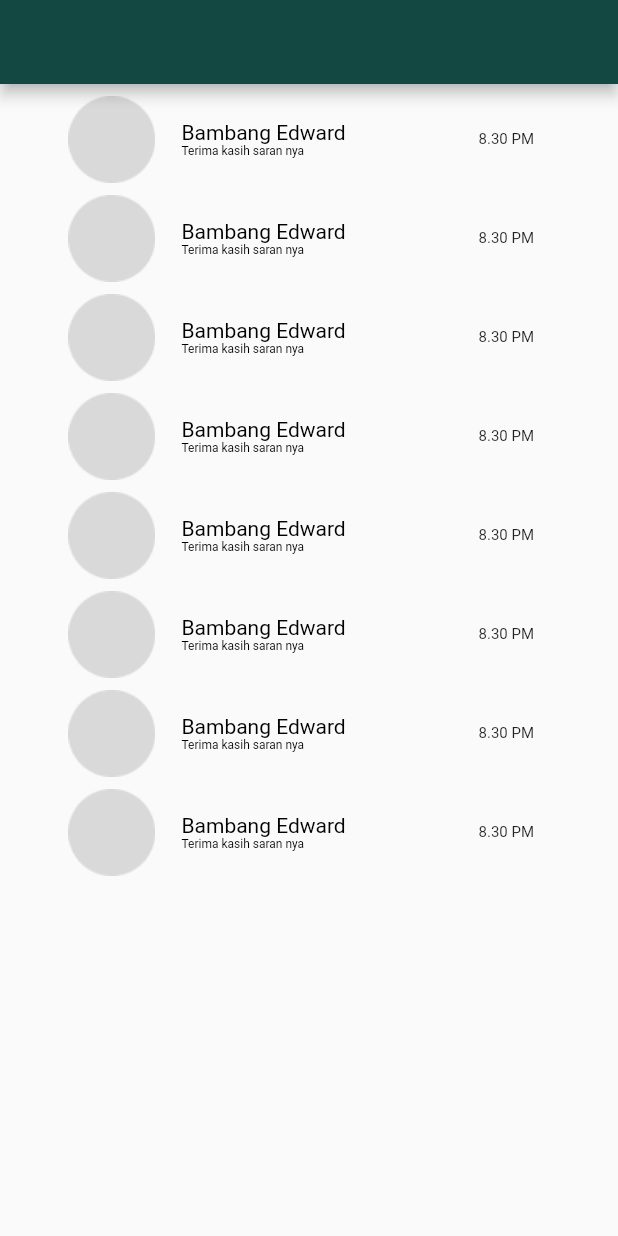
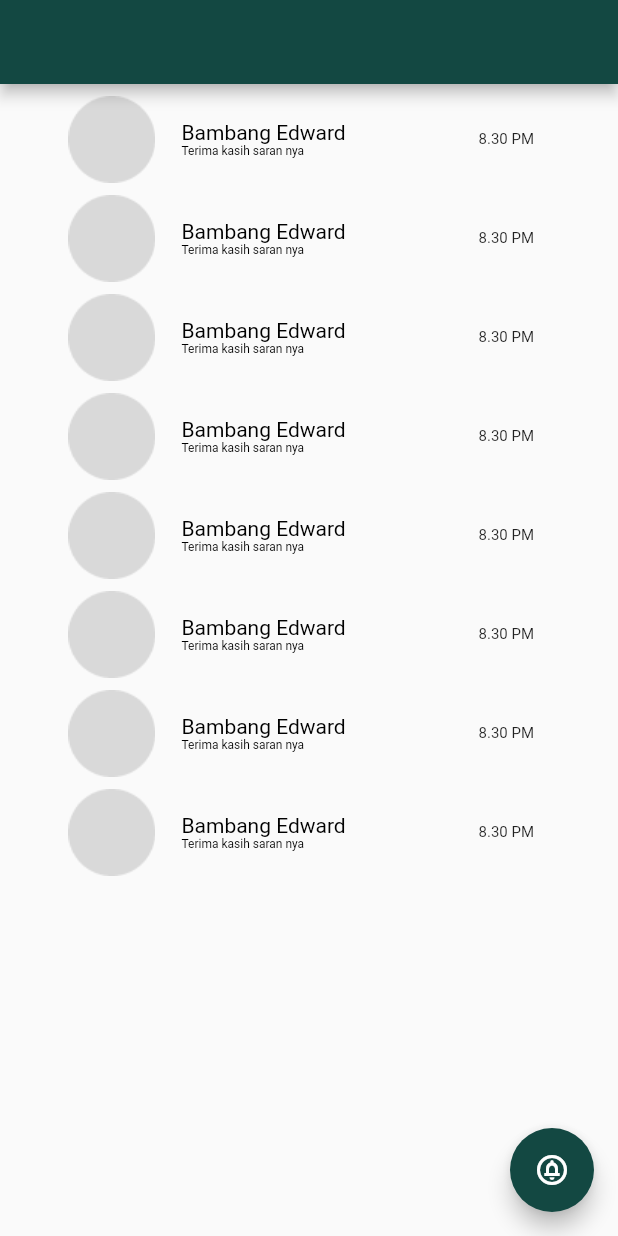
Before and after one commit to dardardardar/getfit, a Flutter app: the ChatconsultantView screen opened directly, on a phone screen of 412 x 824 dp. Run offline on Flutter 3.47's test engine with Material 2 defaults, Android fonts, the phone set to English and light mode, and no system bars; our stand-ins replace cloud_firestore, firebase_auth, firebase_core; missing offline and left inert: dart:ffi; accounts and stored records are empty.

Commit message:
Floating action button di consultation dan chatconsultant

```diff
--- a/lib/main.dart
+++ b/lib/main.dart
@@ -31,7 +31,7 @@
   Widget build(BuildContext context) {
     return MaterialApp(
       navigatorKey: navigatorKey,
-      home: requestView(),
+      home: SplashScreenView(),
     );
   }
 }
--- a/lib/views/chatconsultantView.dart
+++ b/lib/views/chatconsultantView.dart
@@ -15,6 +15,11 @@
   @override
   Widget build(BuildContext context) {
     return Scaffold(
+      floatingActionButton: FloatingActionButton(
+        child: Icon(Icons.circle_notifications_outlined),
+        backgroundColor: LibColors.primary_color,
+        onPressed: () {},
+      ),
       appBar: AppBar(
         title: Text(user.email.toString()),
         backgroundColor: LibColors.primary_color,
--- a/lib/views/consultation.dart
+++ b/lib/views/consultation.dart
@@ -16,6 +16,11 @@
   @override
   Widget build(BuildContext context) {
     return Scaffold(
+      floatingActionButton: FloatingActionButton(
+        child: Icon(Icons.chat),
+        backgroundColor: LibColors.primary_color,
+        onPressed: () {},
+      ),
       appBar: AppBar(
         title: Text(user.email.toString()),
         backgroundColor: LibColors.primary_color,
```
